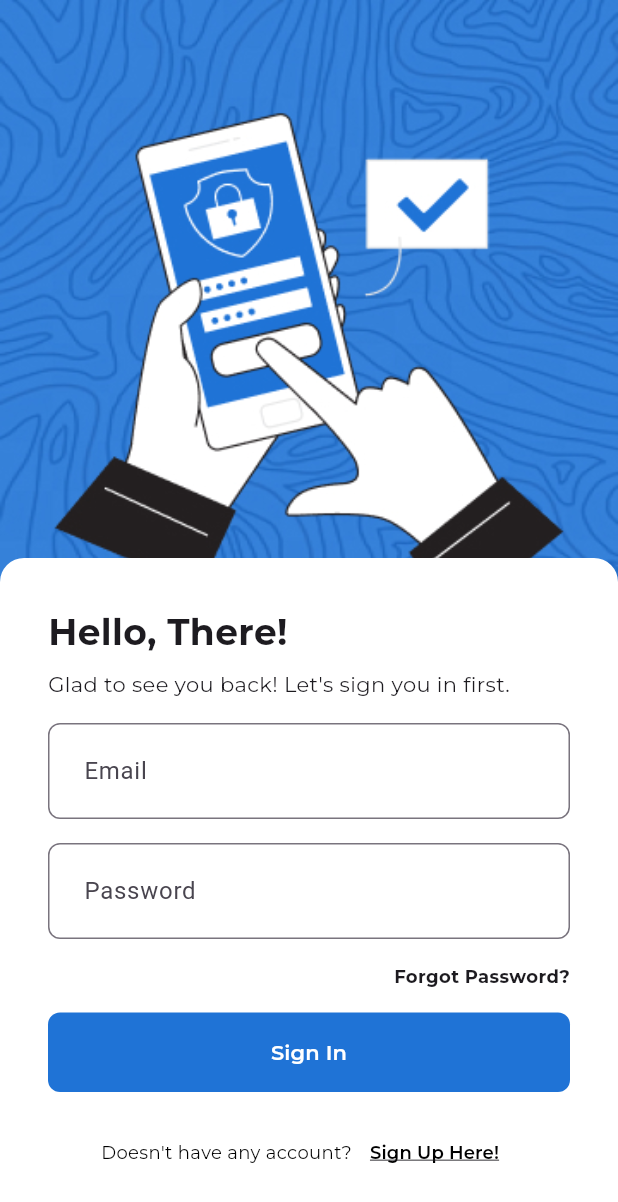
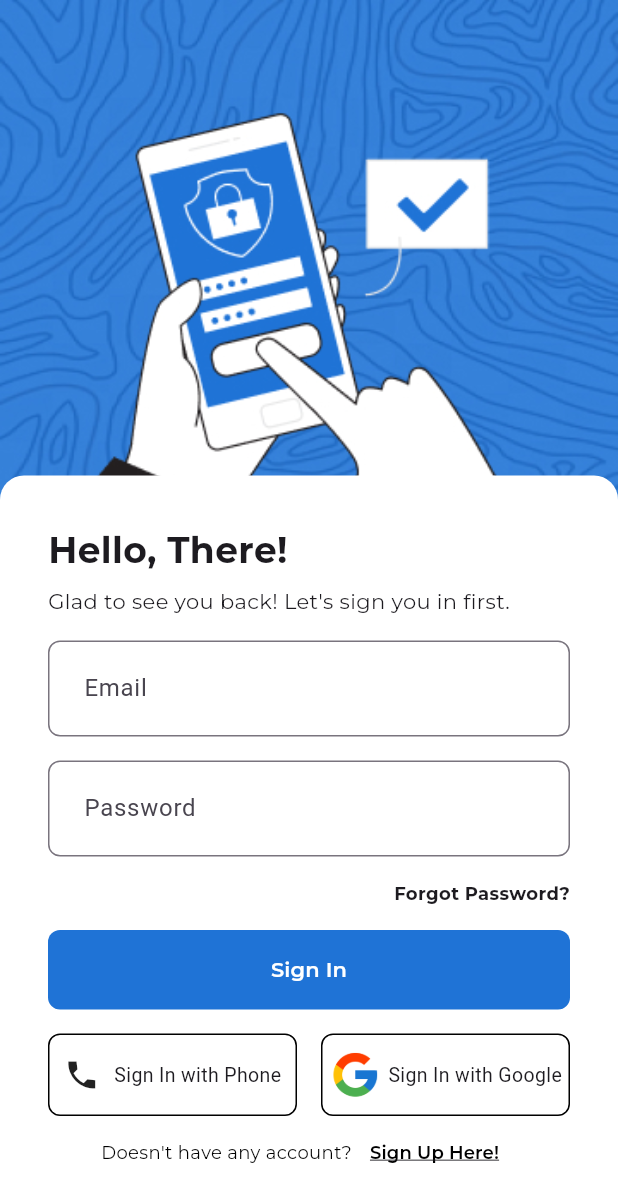
Before and after one commit to alifpandanhifebrio/bookspace, a Flutter app: the screen it shows after launch, on a phone screen of 412 x 824 dp. Shown: the top 1202 px of the screen. Run offline on Flutter 3.47's test engine with Material 3 defaults, Android fonts, the phone set to English and light mode, and no system bars; our stand-ins replace carousel_slider, cloud_firestore, firebase_auth, firebase_core, flutter_svg, google_fonts and 1 more; accounts and stored records are empty; project files that could hold a hidden picture were left out.

Commit message:
google signin done

```diff
--- a/lib/module/login/view/login_view.dart
+++ b/lib/module/login/view/login_view.dart
@@ -1,4 +1,5 @@
 import 'package:bookapp/core.dart';
+import 'package:bookapp/module/service/auth.dart';
 import 'package:firebase_auth/firebase_auth.dart';
 import 'package:flutter/material.dart';
 import 'package:google_fonts/google_fonts.dart';
@@ -11,14 +12,12 @@ class LoginView extends StatefulWidget {
 }
 
 class _LoginViewState extends State<LoginView> {
+  final formkey = GlobalKey<FormState>();
+  String email = "", password = "";
+  TextEditingController emailcontroller = TextEditingController();
+  TextEditingController passwordcontroller = TextEditingController();
   @override
   Widget build(BuildContext context) {
-    String email = "", password = "";
-    TextEditingController emailcontroller = TextEditingController();
-    TextEditingController passwordcontroller = TextEditingController();
-
-    final _formkey = GlobalKey<FormState>();
-
     userLogin() async {
       try {
         await FirebaseAuth.instance
@@ -31,7 +30,7 @@ class _LoginViewState extends State<LoginView> {
             'No User Found for that email',
             style: GoogleFonts.montserrat(fontSize: 20),
           )));
-        } else if (e.code == 'wrong password') {
+        } else if (e.code == 'wrong-password') {
           ScaffoldMessenger.of(context).showSnackBar(SnackBar(
               content: Text(
             'Wrong Password Provided by User',
@@ -46,7 +45,6 @@ class _LoginViewState extends State<LoginView> {
         children: [
           Container(
             alignment: Alignment.topCenter,
-            // width: MediaQuery.of(context).size.width,
             height: double.infinity,
             child: Image.asset(
               'assets/image/login.jpg',
@@ -85,7 +83,7 @@ class _LoginViewState extends State<LoginView> {
                       height: 16,
                     ),
                     Form(
-                      key: _formkey,
+                      key: formkey,
                       child: Column(
                         children: [
                           TextFormField(
@@ -147,17 +145,72 @@ class _LoginViewState extends State<LoginView> {
                     ButtonBlue(
                       label: 'Sign In',
                       onPressed: () {
-                        if (_formkey.currentState!.validate()) {
-                          setState(() {
-                            email = emailcontroller.text;
-                            password = passwordcontroller.text;
-                          });
+                        if (formkey.currentState!.validate()) {
+                          email = emailcontroller.text;
+                          password = passwordcontroller.text;
+                          userLogin();
                         }
-                        userLogin();
                       },
                     ),
                     const SizedBox(
                       height: 16.0,
+                    ),
+                    Row(
+                      mainAxisAlignment: MainAxisAlignment.spaceBetween,
+                      children: [
+                        Expanded(
+                          child: Container(
+                            height: 55,
+                            decoration: BoxDecoration(
+                              border: Border.all(width: 1, color: Colors.black),
+                              borderRadius: BorderRadius.circular(8),
+                            ),
+                            child: Row(
+                              mainAxisAlignment: MainAxisAlignment.spaceEvenly,
+                              children: [
+                                const Icon(Icons.phone_sharp),
+                                Text(
+                                  'Sign In with Phone',
+                                  style: GoogleFonts.roboto(fontSize: 13),
+                                ),
+                              ],
+                            ),
+                          ),
+                        ),
+                        const SizedBox(
+                          width: 16.0,
+                        ),
+                        Expanded(
+                          child: GestureDetector(
+                            onTap: () {
+                              AuthMethoods().signInWithGoogle(context);
+                            },
+                            child: Container(
+                              // width: MediaQuery.of(context).size.width,
+                              height: 55,
+                              decoration: BoxDecoration(
+                                  border:
+                                      Border.all(width: 1, color: Colors.black),
+                                  borderRadius: BorderRadius.circular(8)),
+                              child: Row(
+                                mainAxisAlignment:
+                                    MainAxisAlignment.spaceEvenly,
+                                children: [
+                                  Image.asset(
+                                    'assets/image/google.png',
+                                    width: 35,
+                                    height: 35,
+                                  ),
+                                  Text(
+                                    'Sign In with Google',
+                                    style: GoogleFonts.roboto(fontSize: 13),
+                                  ),
+                                ],
+                              ),
+                            ),
+                          ),
+                        ),
+                      ],
                     ),
                     Row(
                       mainAxisAlignment: MainAxisAlignment.center,
--- a/pubspec.yaml
+++ b/pubspec.yaml
@@ -31,15 +31,14 @@ dependencies:
   flutter:
     sdk: flutter
   firebase_core: ^2.24.2
-
-  # The following adds the Cupertino Icons font to your application.
-  # Use with the CupertinoIcons class for iOS style icons.
   cupertino_icons: ^1.0.2
   flutter_svg: ^2.0.9
   google_fonts: ^6.1.0
   firebase_storage: ^11.5.1
   firebase_auth: ^4.15.3
   carousel_slider: ^4.2.1
+  google_sign_in: ^6.2.1
+  cloud_firestore: ^4.14.0
 
 dev_dependencies:
   flutter_test:
```
Also changed, not shown: lib/module/service/auth.dart (added, +45 -0 lines), lib/module/service/database.dart (added, +10 -0 lines), lib/module/sign_up/view/sign_up_view.dart (+8 -10 lines), assets/image/google.png (added), assets/image/signgoogle.png (added), pubspec.lock, 6 other files.
